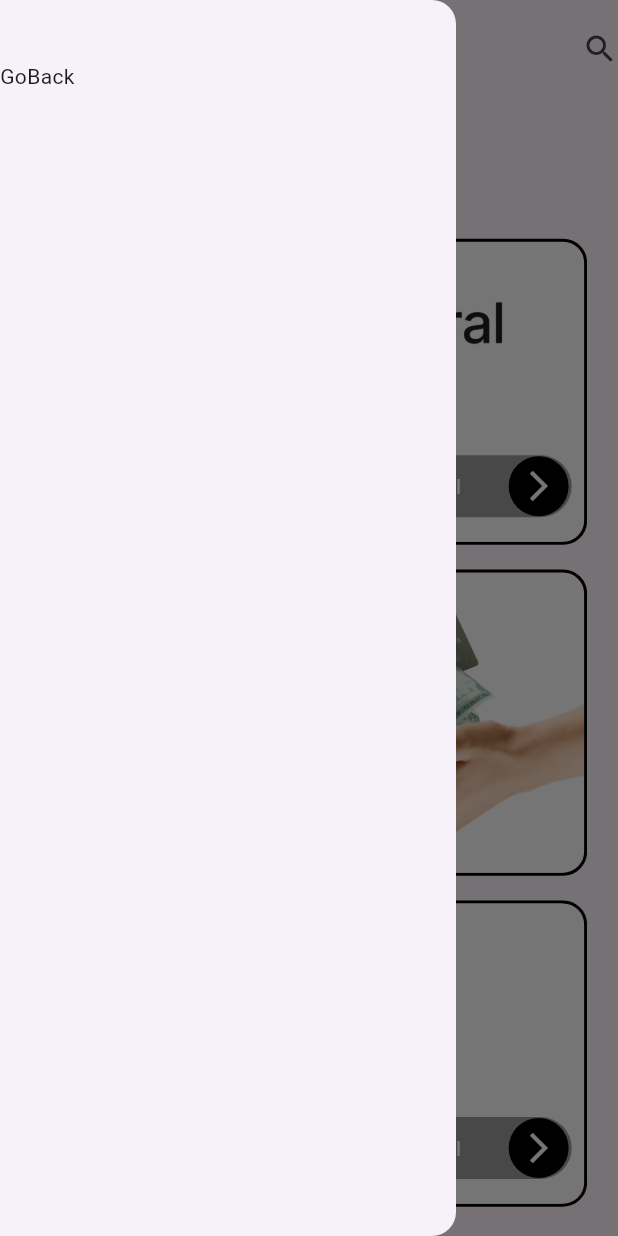
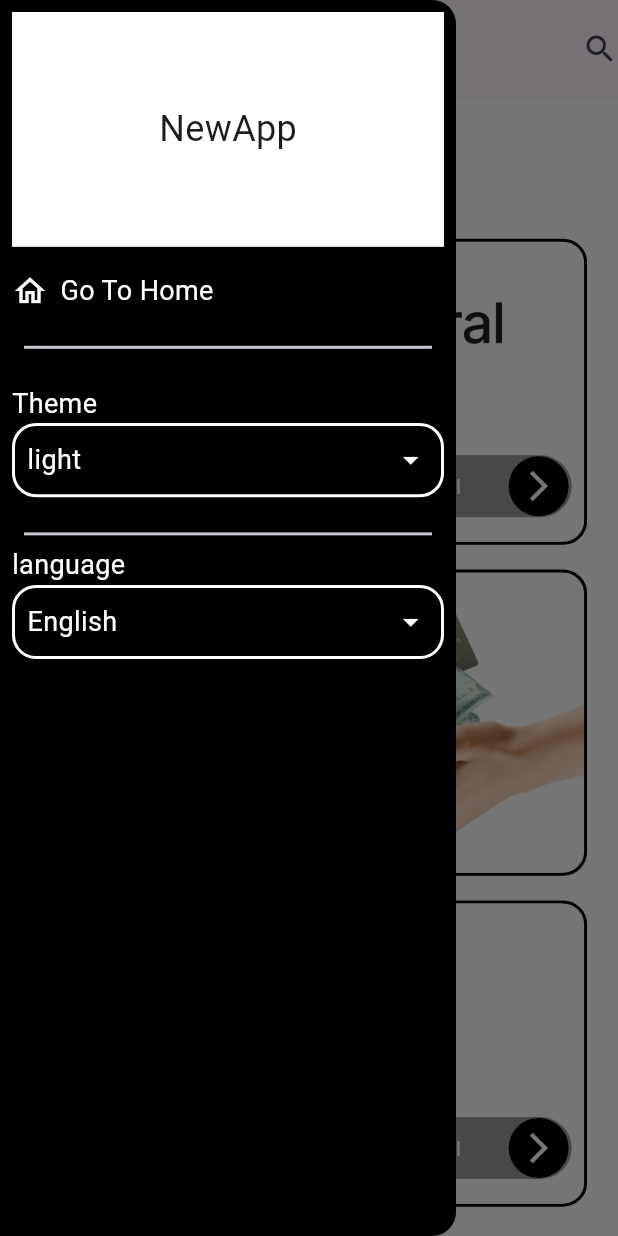
Before and after one commit to mohamedzebib22/News_App, a Flutter app: the screen it shows after launch, with the side drawer open, on a phone screen of 412 x 824 dp. Run offline on Flutter 3.47's test engine with Material 3 defaults, Android fonts, the phone set to English and light mode, and no system bars; our stand-ins replace quickalert, webview_flutter.

Commit message:
make provider to change theme&language

```diff
--- /dev/null
+++ b/lib/l10n/intl_ar.arb
@@ -0,0 +1,10 @@
+{
+    "Light":"نهارى",
+    "Dark" : "ليلى",
+    "NewsApp" : "برنامج اخبار",
+    "Theme":"نمط",
+     "English" : "الانجليزية",
+    "Arabic" : "العربية",
+    "GoToHome" : "الرجوع الى الرئيسة",
+    "language":"اللغة"
+}
--- /dev/null
+++ b/lib/l10n/intl_en.arb
@@ -0,0 +1,10 @@
+{
+    "Light":"light",
+    "Dark" : "Dark",
+    "NewsApp" : "NewApp",
+    "Theme":"Theme",
+    "English" : "English",
+    "Arabic" : "Arabic",
+    "GoToHome" : "Go To Home",
+    "language":"language"
+}
--- a/lib/main.dart
+++ b/lib/main.dart
@@ -1,17 +1,49 @@
 import 'package:flutter/material.dart';
+import 'package:flutter_localizations/flutter_localizations.dart';
+import 'package:news_app/generated/l10n.dart';
+import 'package:news_app/models/theme_model.dart';
+import 'package:news_app/provider/change_lang_provider.dart';
+import 'package:news_app/provider/change_theme_provider.dart';
 import 'package:news_app/screens/home_page.dart';
 import 'package:news_app/screens/webview_screen.dart';
+import 'package:provider/provider.dart';
 
 void main() {
-  runApp(const News_App());
+
+  runApp(MultiProvider(providers: [
+    ChangeNotifierProvider(create: (context) =>ChangeLangProvider()),
+    ChangeNotifierProvider(create: (context) =>ChangeThemeProvider())
+  ],child: const News_App()));
 }
 
-class News_App extends StatelessWidget {
+class News_App extends StatefulWidget {
   const News_App ({super.key});
 
   @override
+  State<News_App> createState() => _News_AppState();
+}
+
+class _News_AppState extends State<News_App> {
+
+
+  @override
   Widget build(BuildContext context) {
+    var languageProvider = Provider.of<ChangeLangProvider>(context);
+    var themeProvider = Provider.of<ChangeThemeProvider>(context);
     return MaterialApp(
+      theme: ThemeModel.ligtTheme,
+      darkTheme: ThemeModel.drakTheme,
+      themeMode: themeProvider.appTheme,
+
+      locale: Locale(languageProvider.currentLang),
+
+      localizationsDelegates: [
+                S.delegate,
+                GlobalMaterialLocalizations.delegate,
+                GlobalWidgetsLocalizations.delegate,
+                GlobalCupertinoLocalizations.delegate,
+            ],
+            supportedLocales: S.delegate.supportedLocales,
       debugShowCheckedModeBanner: false,
       routes: {
         WebviewScreen.id :(context) => WebviewScreen(),
--- /dev/null
+++ b/lib/models/theme_model.dart
@@ -0,0 +1,19 @@
+import 'package:flutter/material.dart';
+
+class ThemeModel {
+  static final ThemeData ligtTheme = ThemeData(
+    primaryColor: Colors.white,
+    textTheme:TextTheme(bodyLarge: TextStyle(
+      color: Colors.black,
+      fontSize: 18
+    )) ,
+    scaffoldBackgroundColor: Colors.white,
+  );
+  static final ThemeData drakTheme = ThemeData(
+    scaffoldBackgroundColor: Colors.black,
+    textTheme:TextTheme(bodyLarge: TextStyle(
+      color: Colors.white,
+      fontSize: 18
+    )) ,
+  );
+}
--- /dev/null
+++ b/lib/provider/change_lang_provider.dart
@@ -0,0 +1,13 @@
+import 'package:flutter/material.dart';
+
+class ChangeLangProvider extends ChangeNotifier {
+  String currentLang = 'en';
+
+  void changeLang(String newLang) {
+    if (currentLang == newLang) {
+      return;
+    }
+    currentLang = newLang;
+    notifyListeners();
+  }
+}
--- /dev/null
+++ b/lib/provider/change_theme_provider.dart
@@ -0,0 +1,12 @@
+import 'package:flutter/material.dart';
+
+class ChangeThemeProvider extends ChangeNotifier {
+  ThemeMode appTheme = ThemeMode.light;
+  void changeTheme(ThemeMode newTheme) {
+    if (appTheme == newTheme) {
+      return;
+    }
+    appTheme = newTheme;
+    notifyListeners();
+  }
+}
--- a/lib/screens/home_page.dart
+++ b/lib/screens/home_page.dart
@@ -2,9 +2,13 @@ import 'package:flutter/material.dart';
 import 'package:news_app/api/api_manager.dart';
 import 'package:news_app/models/category_model.dart';
 import 'package:news_app/models/news_response.dart';
+import 'package:news_app/provider/change_lang_provider.dart';
+import 'package:news_app/provider/change_theme_provider.dart';
 import 'package:news_app/screens/news_gategory.dart';
 import 'package:news_app/widgets/category_details.dart';
 import 'package:news_app/widgets/custom_text_feild.dart';
+import 'package:news_app/widgets/drawer_widget.dart';
+import 'package:provider/provider.dart';
 
 class HomePage extends StatefulWidget {
   HomePage({super.key});
@@ -20,20 +24,32 @@ class _HomePageState extends State<HomePage> {
   List<News> searchResults = [];
   @override
   Widget build(BuildContext context) {
+    var themeProvider = Provider.of<ChangeThemeProvider>(context);
+    var languageProvider = Provider.of<ChangeLangProvider>(context);
     var width = MediaQuery.of(context).size.width;
     var height = MediaQuery.of(context).size.height;
     return Scaffold(
       drawer: Drawer(
+        backgroundColor: Colors.black,
         child: InkWell(
             onTap: () {
+              print('The language is ${languageProvider.currentLang}');
+            },
+            child: DrawerWidget(onTap: () {
               selectCategoryModel = null;
-              Navigator.pop(context);
-              setState(() {});
-            },
-            child: Padding(
-              padding: EdgeInsets.symmetric(vertical: height * 0.05),
-              child: Text('GoBack'),
-            )),
+               Navigator.pop(context);
+               setState(() {});
+             },)),
+        // InkWell(
+        //     onTap: () {
+        //       selectCategoryModel = null;
+        //       Navigator.pop(context);
+        //       setState(() {});
+        //     },
+        //     child: Padding(
+        //       padding: EdgeInsets.symmetric(vertical: height * 0.05),
+        //       child: Text('GoBack'),
+        //     )),
       ),
       appBar: AppBar(
         toolbarHeight: height * 0.08,
--- /dev/null
+++ b/lib/widgets/change_theme_and_lang.dart
@@ -0,0 +1,33 @@
+import 'package:flutter/material.dart';
+
+class ChangeThemeAndLang extends StatelessWidget {
+   ChangeThemeAndLang({super.key , required this.onTap,required this.text});
+  VoidCallback onTap;
+  String text;
+  @override
+  Widget build(BuildContext context) {
+    var width = MediaQuery.of(context).size.width;
+    var height = MediaQuery.of(context).size.height;
+    return Container(
+            padding: EdgeInsets.symmetric(vertical: height * 0.009 ,horizontal: width*.02),
+            width: width * 0.60,
+            height: height * 0.06,
+            decoration: BoxDecoration(
+              border: Border.all(color: Colors.white, width: 2),
+              borderRadius: BorderRadius.circular(16),
+              color: Colors.transparent,
+            ),
+            child: InkWell(
+                onTap: onTap,
+                child: Row(
+                  children: [
+                    Text(
+                        style: TextStyle(color: Colors.white,fontSize: 18),
+                        text),
+                    Spacer(),
+                    Icon(Icons.arrow_drop_down,color: Colors.white,)
+                  ],
+                )),
+          );
+  }
+}
--- /dev/null
+++ b/lib/widgets/drawer_widget.dart
@@ -0,0 +1,117 @@
+import 'package:flutter/material.dart';
+import 'package:news_app/generated/l10n.dart';
+import 'package:news_app/provider/change_lang_provider.dart';
+import 'package:news_app/provider/change_theme_provider.dart';
+import 'package:news_app/widgets/bottom_bar_lang.dart';
+import 'package:news_app/widgets/bottom_bar_theme.dart';
+import 'package:news_app/widgets/change_theme_and_lang.dart';
+import 'package:provider/provider.dart';
+
+class DrawerWidget extends StatefulWidget {
+  DrawerWidget({super.key ,required this.onTap});
+  VoidCallback onTap;
+  @override
+  State<DrawerWidget> createState() => _DrawerWidgetState();
+}
+
+class _DrawerWidgetState extends State<DrawerWidget> {
+  @override
+  Widget build(BuildContext context) {
+    var themeProvider = Provider.of<ChangeThemeProvider>(context);
+    var langeuageProvider = Provider.of<ChangeLangProvider>(context);
+    var width = MediaQuery.of(context).size.width;
+    var height = MediaQuery.of(context).size.height;
+    return Padding(
+      padding: EdgeInsets.all(8.0),
+      child: Column(
+        crossAxisAlignment: CrossAxisAlignment.stretch,
+        children: [
+          Container(
+            width: width * 0.68,
+            height: height * 0.19,
+            decoration: BoxDecoration(color: Colors.white),
+            child: Center(
+              child: Text(
+                S.of(context).NewsApp,
+                style: TextStyle(fontSize: 24),
+              ),
+            ),
+          ),
+          SizedBox(
+            height: height * .02,
+          ),
+          Row(
+            children: [
+              Icon(
+                Icons.home_outlined,
+                color: Colors.white,
+                size: 24,
+              ),
+              SizedBox(
+            width: width * .02,
+          ),
+              InkWell(
+                onTap: widget.onTap,
+                child: Text(
+                  S.of(context).GoToHome,
+                  style: TextStyle(color: Colors.white, fontSize: 18),
+                ),
+              ),
+            ],
+          ),
+          SizedBox(
+            height: height * .02,
+          ),
+          Divider(
+            thickness: 2,
+            indent: 8,
+            endIndent: 8,
+          ),
+          SizedBox(
+            height: height * .02,
+          ),
+          Text(
+            S.of(context).Theme,
+            style: TextStyle(color: Colors.white, fontSize: 18),
+          ),
+          ChangeThemeAndLang(
+              onTap: bottomBarTheme,
+              text: themeProvider.appTheme == ThemeMode.light
+                  ? S.of(context).Light
+                  : S.of(context).Dark),
+          SizedBox(
+            height: height * .02,
+          ),
+          Divider( thickness: 2,
+            indent: 8,
+            endIndent: 8,),
+          Text(
+            S.of(context).language,
+            style: TextStyle(color: Colors.white, fontSize: 18),
+          ),
+          ChangeThemeAndLang(
+              onTap: bottomBarLang,
+              text: langeuageProvider.currentLang == 'en'
+                  ? S.of(context).English
+                  : S.of(context).Arabic)
+        ],
+      ),
+    );
+  }
+
+  void bottomBarTheme() {
+    showModalBottomSheet(
+        context: context,
+        builder: (context) {
+          return BottomBarTheme();
+        });
+  }
+
+  void bottomBarLang() {
+    showModalBottomSheet(
+        context: context,
+        builder: (context) {
+          return BottomBarLang();
+        });
+  }
+}
```
Also changed, not shown: lib/widgets/bottom_bar_lang.dart (added, +65 -0 lines), lib/widgets/bottom_bar_theme.dart (added, +64 -0 lines), pubspec.yaml (+5 -5 lines), lib/generated/intl/messages_all.dart (added), lib/generated/intl/messages_ar.dart (added), lib/generated/intl/messages_en.dart (added), lib/generated/l10n.dart (added), pubspec.lock.
